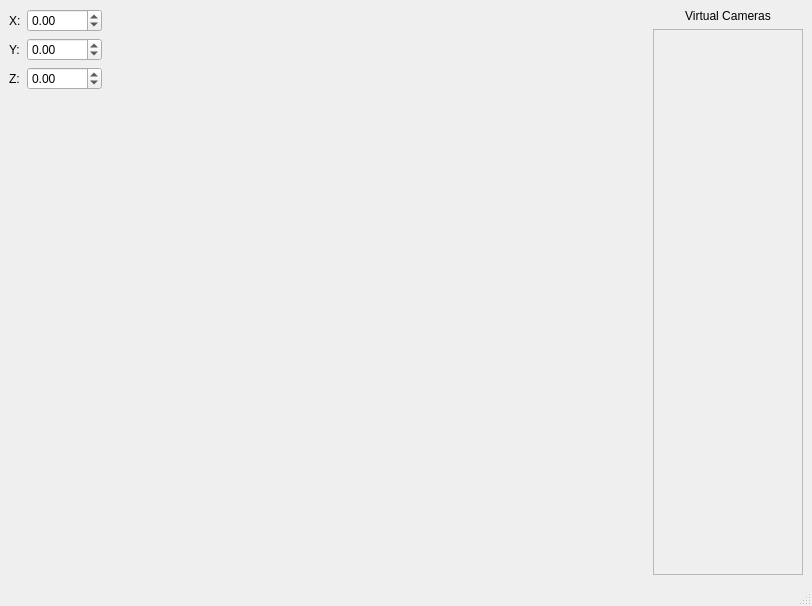
This is RPIMoCap/RPIMoCapClient/src/SimClient/mainwindow.ui in kaajo/RPIMoCap as Qt 5 draws it before an edit. The edited form follows.
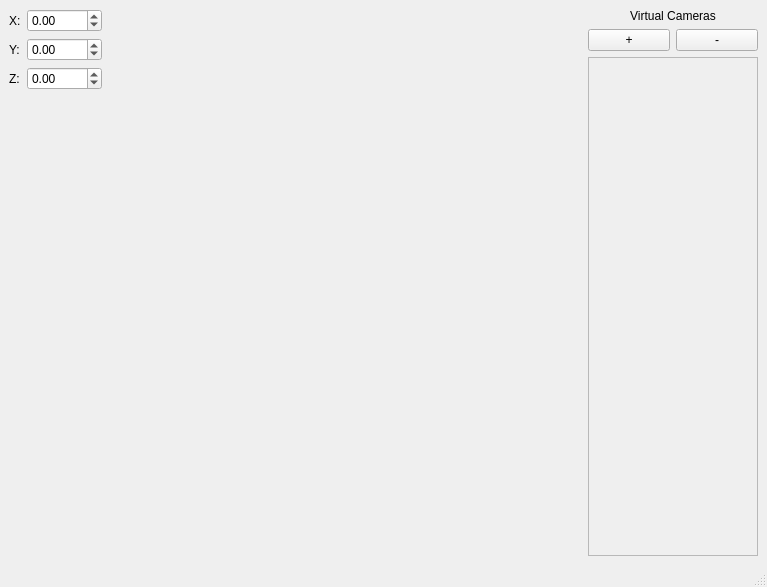
This is the edited form.

Commit message: - SimCamera supports various FPS - It is possible to Add/Remove SimClients from simulation

Diff of the .ui file:
```diff
--- a/RPIMoCap/RPIMoCapClient/src/SimClient/mainwindow.ui
+++ b/RPIMoCap/RPIMoCapClient/src/SimClient/mainwindow.ui
@@ -6,8 +6,8 @@
    <rect>
     <x>0</x>
     <y>0</y>
-    <width>812</width>
-    <height>606</height>
+    <width>767</width>
+    <height>587</height>
    </rect>
   </property>
   <property name="contextMenuPolicy">
@@ -101,20 +101,44 @@
         </property>
        </widget>
       </item>
+      <item>
+       <layout class="QHBoxLayout" name="horizontalLayout_2">
+        <item>
+         <widget class="QPushButton" name="addClientButton">
+          <property name="text">
+           <string>+</string>
+          </property>
+         </widget>
+        </item>
+        <item>
+         <widget class="QPushButton" name="removeClientButton">
+          <property name="text">
+           <string>-</string>
+          </property>
+         </widget>
+        </item>
+       </layout>
+      </item>
       <item>
        <widget class="QScrollArea" name="scrollArea">
         <property name="minimumSize">
          <size>
-          <width>150</width>
+          <width>170</width>
           <height>0</height>
          </size>
         </property>
         <property name="maximumSize">
          <size>
-          <width>150</width>
+          <width>170</width>
           <height>16777215</height>
          </size>
         </property>
+        <property name="midLineWidth">
+         <number>0</number>
+        </property>
+        <property name="horizontalScrollBarPolicy">
+         <enum>Qt::ScrollBarAlwaysOff</enum>
+        </property>
         <property name="widgetResizable">
          <bool>true</bool>
         </property>
@@ -123,8 +147,8 @@
           <rect>
            <x>0</x>
            <y>0</y>
-           <width>148</width>
-           <height>519</height>
+           <width>168</width>
+           <height>468</height>
           </rect>
          </property>
         </widget>
```
Left out of the diff: 2 changed lines with no effect on the pictures. The commit also changes 9 other files.
